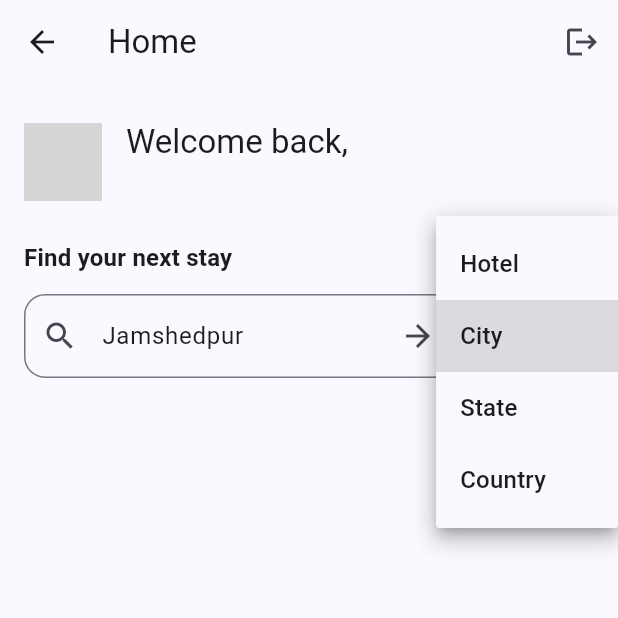
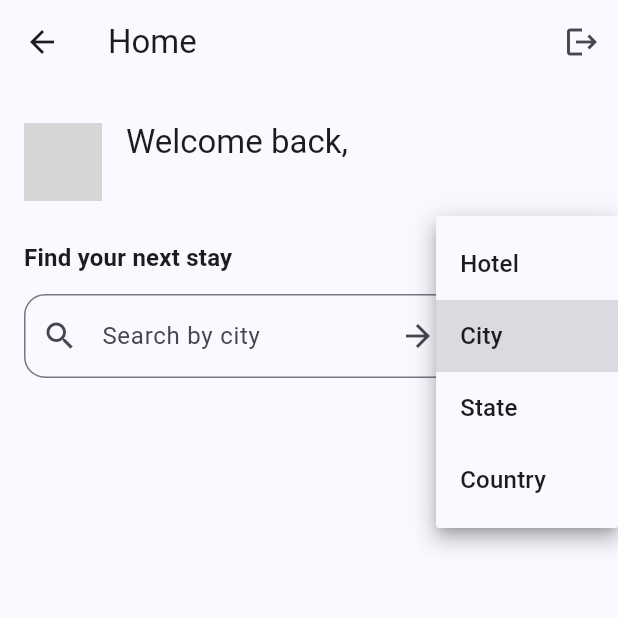
Before and after one commit to ahmad-mukhlish/my_travaly, a Flutter app: the DashboardScreen screen opened by its route, after a tap on "City", on a phone screen of 412 x 824 dp, the top half of it. Run offline on Flutter 3.47's test engine with Material 3 defaults, Android fonts, the phone set to English and light mode, and no system bars; our stand-ins replace device_info_plus, dio, firebase_auth, firebase_core, flutter_secure_storage, get and 1 more; missing offline and left inert: chucker_flutter; accounts and stored records are empty; network calls fail; statements that could not run were skipped; grey boxes are pictures that could not be loaded.

Commit message:
fix error

```diff
--- a/lib/main.dart
+++ b/lib/main.dart
@@ -58,7 +58,7 @@ class MyApp extends StatelessWidget {
       ),
       navigatorObservers: [ChuckerFlutter.navigatorObserver],
       initialBinding: LoginBinding(),
-      initialRoute: AppPages.initial,
+      initialRoute: AuthStorageService.to.initialPage,
       getPages: AppPages.routes,
     );
   }
--- a/lib/src/features/dashboard/controllers/dashboard_controller.dart
+++ b/lib/src/features/dashboard/controllers/dashboard_controller.dart
@@ -17,14 +17,14 @@ class DashboardController extends GetxController {
   final RxBool isSigningOut = false.obs;
   final RxBool isLoading = false.obs;
   final RxList<PopularStay> popularStays = <PopularStay>[].obs;
-  final RxString searchQuery = 'Jamshedpur'.obs;
+  final RxString searchQuery = ''.obs;
   final Rx<PopularStaySearchType> selectedSearchType =
       PopularStaySearchType.city.obs;
   final RxString errorMessage = ''.obs;
 
   final LoginController loginController = Get.find<LoginController>();
   final TextEditingController searchTextController =
-      TextEditingController(text: 'Jamshedpur');
+      TextEditingController(text: '');
 
   LoginUser? get user => loginController.user.value;
 
@@ -50,12 +50,8 @@ class DashboardController extends GetxController {
     }
 
     final searchInput = (query ?? searchQuery.value).trim();
-    if (searchInput.isEmpty) {
-      searchQuery.value = 'Jamshedpur';
-      searchTextController.text = 'Jamshedpur';
-    }
 
-    final effectiveQuery = searchInput.isEmpty ? 'Jamshedpur' : searchInput;
+    final effectiveQuery = searchInput.isEmpty ? '' : searchInput;
     searchQuery.value = effectiveQuery;
     if (searchTextController.text.trim() != effectiveQuery) {
       searchTextController.text = effectiveQuery;
```
